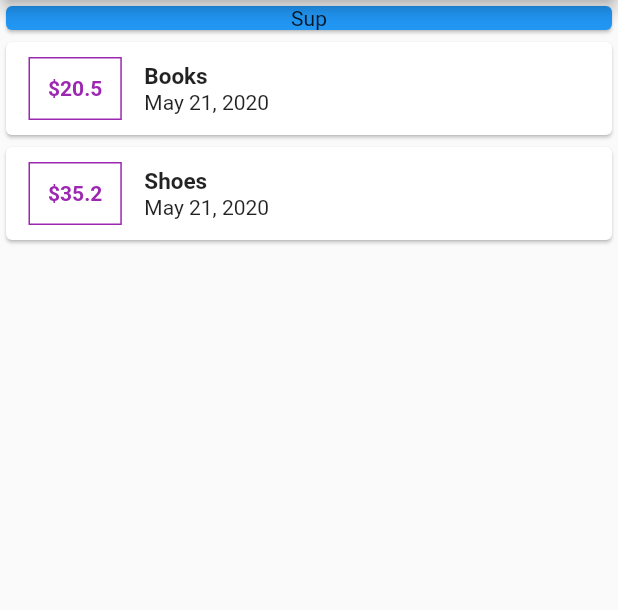
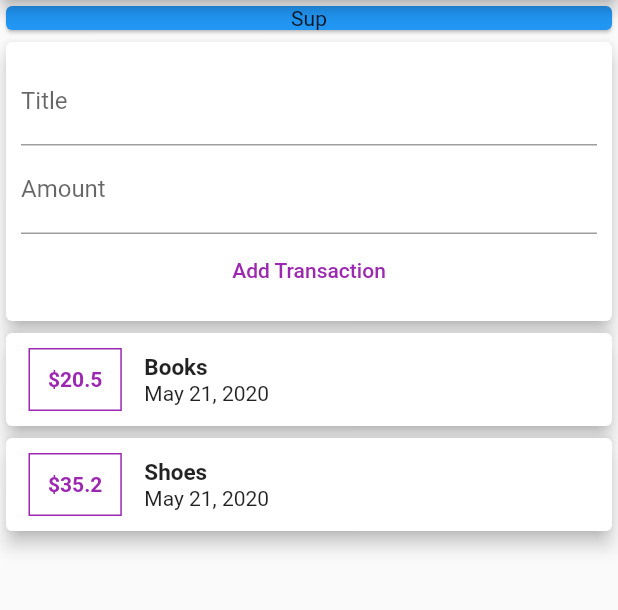
Before and after one commit to bakhyaddin/personal-expenses, a Flutter app: the screen it shows after launch, on a phone screen of 412 x 824 dp, the part 84-694 px from its top. Run offline on Flutter 3.47's test engine with Material 2 defaults, Android fonts, the phone set to English and light mode, and no system bars.

Commit message:
adding a new transaction, and Text Input, SingleChildScrollView, ListView.build(), ListView() widgets are learned

```diff
--- a/lib/main.dart
+++ b/lib/main.dart
@@ -1,7 +1,6 @@
 import 'package:flutter/material.dart';
 
-import './transaction.dart';
-import './transactions.dart';
+import './widgets/transactions.dart';
 
 void main() {
   runApp(PersonalExpenses());
@@ -17,19 +16,13 @@ class PersonalExpenses extends StatelessWidget {
 }
 
 class HomePage extends StatelessWidget {
-  final List<Transaction> transactions = [
-    new Transaction(
-        id: "1", title: "Books", amount: 20.50, date: DateTime.now()),
-    new Transaction(
-        id: "2", title: "Shoes", amount: 35.20, date: DateTime.now()),
-  ];
-
   Widget build(BuildContext context) {
     return Scaffold(
       appBar: AppBar(
         title: Text("Personal Expenses"),
       ),
-      body: Column(
+      body: SingleChildScrollView(
+        child: Column(
           crossAxisAlignment: CrossAxisAlignment.center,
           children: <Widget>[
             Container(
@@ -43,10 +36,9 @@ class HomePage extends StatelessWidget {
                 ),
               ),
             ),
-          Transactions(
-            transactions: transactions,
+            Transactions(),
+          ],
         ),
-        ],
       ),
     );
   }
--- a/lib/transactions.dart
+++ /dev/null
@@ -1,46 +0,0 @@
-import 'package:flutter/material.dart';
-import 'package:intl/intl.dart';
-
-class Transactions extends StatelessWidget {
-  final List transactions;
-
-  Transactions({@required this.transactions});
-
-  Widget build(BuildContext context) {
-    return Column(
-      children: (transactions.map((transaction) {
-        return (Card(
-          child: Row(
-            // mainAxisAlignment: MainAxisAlignment.spaceAround,
-            children: <Widget>[
-              Container(
-                margin: EdgeInsets.symmetric(horizontal: 15, vertical: 10),
-                padding: EdgeInsets.all(12),
-                decoration: BoxDecoration(
-                  border: Border.all(color: Colors.purple, width: 1),
-                ),
-                child: Text(
-                  '\$${transaction.amount}',
-                  style: TextStyle(
-                      color: Colors.purple, fontWeight: FontWeight.bold),
-                ),
-              ),
-              Column(
-                crossAxisAlignment: CrossAxisAlignment.start,
-                children: <Widget>[
-                  Text(
-                    transaction.title,
-                    style: TextStyle(fontSize: 15, fontWeight: FontWeight.bold),
-                  ),
-                  Text(
-                    DateFormat.yMMMd().format(transaction.date),
-                  ),
-                ],
-              ),
-            ],
-          ),
-        ));
-      })).toList(),
-    );
-  }
-}
--- /dev/null
+++ b/lib/widgets/transactions.dart
@@ -0,0 +1,37 @@
+import 'package:flutter/material.dart';
+
+import './transactions_list.dart';
+import './user_input.dart';
+
+import '../models/transaction.dart';
+
+class Transactions extends StatefulWidget {
+  @override
+  State<StatefulWidget> createState() {
+    return TransactionsState();
+  }
+}
+
+class TransactionsState extends State<StatefulWidget> {
+  final List<Transaction> _transactions = [
+    new Transaction(
+        id: "1", title: "Books", amount: 20.50, date: DateTime.now()),
+    new Transaction(
+        id: "2", title: "Shoes", amount: 35.20, date: DateTime.now()),
+  ];
+
+  void _addNewTransaction(String title, String amount){
+    setState(() {
+      _transactions.add(new Transaction(id: DateTime.now().toString(), title: title, amount: double.parse(amount), date: new DateTime.now()));
+    });
+  }
+
+  Widget build(BuildContext context) {
+    return Column(
+      children: <Widget>[
+        UserInput(addNewTransaction: (title, amount) => _addNewTransaction(title, amount),),
+        TransactionsList(transactions: _transactions,),
+      ],
+    );
+  }
+}
--- /dev/null
+++ b/lib/widgets/transactions_list.dart
@@ -0,0 +1,54 @@
+import 'package:flutter/material.dart';
+import 'package:intl/intl.dart';
+import '../models/transaction.dart';
+
+class TransactionsList extends StatelessWidget {
+  final List<Transaction> transactions;
+
+  TransactionsList({@required this.transactions});
+
+  Widget build(BuildContext context) {
+    return Container(
+      height: 360,
+      // We used ListView.builder() in place of Column.
+      // We also had to add Container and giving height in order to make it visible. otherwise it takes infinite height
+      // this is also true for ListView itself
+      child: ListView.builder(
+        itemCount: transactions.length,
+        itemBuilder: (BuildContext context, int index) {
+          return (Card(
+            elevation: 5,
+            child: Row(
+              children: <Widget>[
+                Container(
+                  margin: EdgeInsets.symmetric(horizontal: 15, vertical: 10),
+                  padding: EdgeInsets.all(12),
+                  decoration: BoxDecoration(
+                    border: Border.all(color: Colors.purple, width: 1),
+                  ),
+                  child: Text(
+                    '\$${transactions[index].amount}',
+                    style: TextStyle(
+                        color: Colors.purple, fontWeight: FontWeight.bold),
+                  ),
+                ),
+                Column(
+                  crossAxisAlignment: CrossAxisAlignment.start,
+                  children: <Widget>[
+                    Text(
+                      transactions[index].title,
+                      style: TextStyle(fontSize: 15, fontWeight: FontWeight.bold),
+                    ),
+                    Text(
+                      DateFormat.yMMMd().format(transactions[index].date),
+                    ),
+                  ],
+                ),
+              ],
+            ),
+          ));
+        },
+      ),
+    );
+  }
+}
--- /dev/null
+++ b/lib/widgets/user_input.dart
@@ -0,0 +1,40 @@
+import 'package:flutter/material.dart';
+
+class UserInput extends StatelessWidget {
+  final Function addNewTransaction;
+  final titleInputController = TextEditingController();
+  final amountInputController = TextEditingController();
+
+  UserInput({@required this.addNewTransaction});
+
+  Widget build(BuildContext context) {
+    return Card(
+      elevation: 5,
+      child: Container(
+        padding: EdgeInsets.all(10),
+        child: Column(
+          children: <Widget>[
+            TextField(
+              controller: titleInputController,
+              decoration: InputDecoration(
+                labelText: ("Title"),
+              ),
+            ),
+            TextField(
+              controller: amountInputController,
+              decoration: InputDecoration(
+                labelText: ('Amount'),
+              ),
+            ),
+            FlatButton(
+              textColor: Colors.purple,
+              child: Text("Add Transaction"),
+              onPressed: () => addNewTransaction(
+                  titleInputController.text, amountInputController.text),
+            )
+          ],
+        ),
+      ),
+    );
+  }
+}
```
Also changed, not shown: lib/models/transaction.dart (renamed from lib/transaction.dart). Lines whose indentation alone changed are shown as unchanged.
